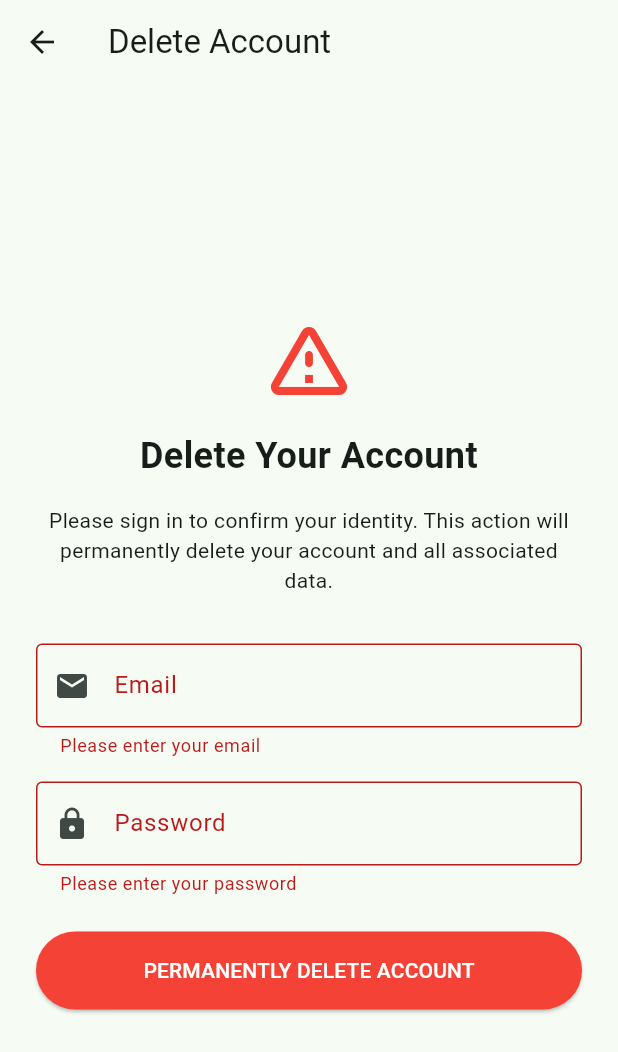
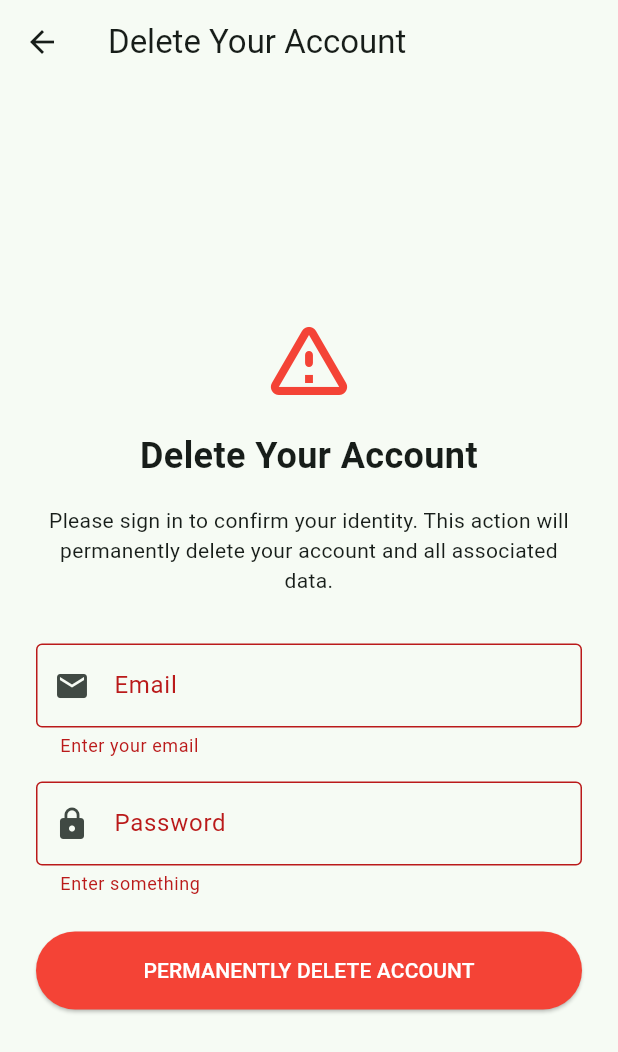
Before and after one commit to trainvent/StimmApp, a Flutter app: the DeleteAccountPage screen opened by its route, after a tap on "PERMANENTLY DELETE ACCOUNT", on a phone screen of 412 x 824 dp. Shown: the top 1052 px of the screen. Run offline on Flutter 3.47's test engine with Material 3 defaults, Android fonts, the phone set to English and light mode, and no system bars; our stand-ins replace cloud_firestore, cloud_functions, connectivity_plus, dio, firebase_auth, firebase_core and 7 more; missing offline and left inert: google_mlkit_text_recognition, google_places_autocomplete_text_field, purchases_flutter, purchases_ui_flutter; accounts and stored records are empty; Roboto replaces fonts that are missing (Poppins).

Commit message:
added dic entryss

```diff
--- a/lib/app/mobile/pages/main/profile/delete_account_page.dart
+++ b/lib/app/mobile/pages/main/profile/delete_account_page.dart
@@ -1,5 +1,6 @@
+import 'package:firebase_auth/firebase_auth.dart';
 import 'package:flutter/material.dart';
-import 'package:firebase_auth/firebase_auth.dart';
+import 'package:stimmapp/core/extensions/context_extensions.dart';
 
 class DeleteAccountPage extends StatefulWidget {
   const DeleteAccountPage({super.key});
@@ -45,7 +46,7 @@ class _DeleteAccountPageState extends State<DeleteAccountPage> {
         await userCredential.user!.delete();
 
         setState(() {
-          _statusMessage = "Account deleted successfully.";
+          _statusMessage = context.l10n.deleteAccountSuccess;
           _emailController.clear();
           _passwordController.clear();
         });
@@ -58,16 +59,16 @@ class _DeleteAccountPageState extends State<DeleteAccountPage> {
     } on FirebaseAuthException catch (e) {
       setState(() {
         if (e.code == 'user-not-found') {
-          _statusMessage = 'No user found for that email.';
+          _statusMessage = context.l10n.deleteAccountUserNotFound;
         } else if (e.code == 'wrong-password') {
-          _statusMessage = 'Wrong password provided.';
+          _statusMessage = context.l10n.deleteAccountWrongPassword;
         } else {
-          _statusMessage = 'Error: ${e.message}';
+          _statusMessage = '${context.l10n.error}${e.message}';
         }
       });
     } catch (e) {
       setState(() {
-        _statusMessage = 'An unexpected error occurred.';
+        _statusMessage = context.l10n.deleteAccountUnexpectedError;
       });
     } finally {
       if (mounted) {
@@ -81,7 +82,7 @@ class _DeleteAccountPageState extends State<DeleteAccountPage> {
   @override
   Widget build(BuildContext context) {
     return Scaffold(
-      appBar: AppBar(title: const Text("Delete Account")),
+      appBar: AppBar(title: Text(context.l10n.deleteAccountTitle)),
       body: Center(
         child: SingleChildScrollView(
           padding: const EdgeInsets.all(24),
@@ -99,42 +100,45 @@ class _DeleteAccountPageState extends State<DeleteAccountPage> {
                     color: Colors.red,
                   ),
                   const SizedBox(height: 16),
-                  const Text(
-                    "Delete Your Account",
+                  Text(
+                    context.l10n.deleteAccountTitle,
                     textAlign: TextAlign.center,
-                    style: TextStyle(fontSize: 24, fontWeight: FontWeight.bold),
+                    style: const TextStyle(
+                      fontSize: 24,
+                      fontWeight: FontWeight.bold,
+                    ),
                   ),
                   const SizedBox(height: 16),
-                  const Text(
-                    "Please sign in to confirm your identity. This action will permanently delete your account and all associated data.",
+                  Text(
+                    context.l10n.deleteAccountDescription,
                     textAlign: TextAlign.center,
                   ),
                   const SizedBox(height: 32),
                   TextFormField(
                     key: const Key('deleteAccountEmailField'),
                     controller: _emailController,
-                    decoration: const InputDecoration(
-                      labelText: "Email",
-                      border: OutlineInputBorder(),
-                      prefixIcon: Icon(Icons.email),
+                    decoration: InputDecoration(
+                      labelText: context.l10n.email,
+                      border: const OutlineInputBorder(),
+                      prefixIcon: const Icon(Icons.email),
                     ),
                     keyboardType: TextInputType.emailAddress,
                     validator: (value) => (value == null || value.isEmpty)
-                        ? "Please enter your email"
+                        ? context.l10n.enterYourEmail
                         : null,
                   ),
                   const SizedBox(height: 16),
                   TextFormField(
                     key: const Key('deleteAccountPasswordField'),
                     controller: _passwordController,
-                    decoration: const InputDecoration(
-                      labelText: "Password",
-                      border: OutlineInputBorder(),
-                      prefixIcon: Icon(Icons.lock),
+                    decoration: InputDecoration(
+                      labelText: context.l10n.password,
+                      border: const OutlineInputBorder(),
+                      prefixIcon: const Icon(Icons.lock),
                     ),
                     obscureText: true,
                     validator: (value) => (value == null || value.isEmpty)
-                        ? "Please enter your password"
+                        ? context.l10n.enterSomething
                         : null,
                   ),
                   const SizedBox(height: 24),
@@ -169,7 +173,7 @@ class _DeleteAccountPageState extends State<DeleteAccountPage> {
                               strokeWidth: 2,
                             ),
                           )
-                        : const Text("PERMANENTLY DELETE ACCOUNT"),
+                        : Text(context.l10n.deleteAccountButton),
                   ),
                 ],
               ),
--- a/lib/l10n/app_localizations.dart
+++ b/lib/l10n/app_localizations.dart
@@ -1663,6 +1663,60 @@ abstract class AppLocalizations {
   /// In en, this message translates to:
   /// **'This is a preview of your new profile picture.'**
   String get imagePreviewDescription;
+
+  /// No description provided for @passwordsDoNotMatch.
+  ///
+  /// In en, this message translates to:
+  /// **'Passwords do not match'**
+  String get passwordsDoNotMatch;
+
+  /// No description provided for @confirmPassword.
+  ///
+  /// In en, this message translates to:
+  /// **'Confirm Password'**
+  String get confirmPassword;
+
+  /// No description provided for @deleteAccountTitle.
+  ///
+  /// In en, this message translates to:
+  /// **'Delete Your Account'**
+  String get deleteAccountTitle;
+
+  /// No description provided for @deleteAccountDescription.
+  ///
+  /// In en, this message translates to:
+  /// **'Please sign in to confirm your identity. This action will permanently delete your account and all associated data.'**
+  String get deleteAccountDescription;
+
+  /// No description provided for @deleteAccountSuccess.
+  ///
+  /// In en, this message translates to:
+  /// **'Account deleted successfully.'**
+  String get deleteAccountSuccess;
+
+  /// No description provided for @deleteAccountUserNotFound.
+  ///
+  /// In en, this message translates to:
+  /// **'No user found for that email.'**
+  String get deleteAccountUserNotFound;
+
+  /// No description provided for @deleteAccountWrongPassword.
+  ///
+  /// In en, this message translates to:
+  /// **'Wrong password provided.'**
+  String get deleteAccountWrongPassword;
+
+  /// No description provided for @deleteAccountUnexpectedError.
+  ///
+  /// In en, this message translates to:
+  /// **'An unexpected error occurred.'**
+  String get deleteAccountUnexpectedError;
+
+  /// No description provided for @deleteAccountButton.
+  ///
+  /// In en, this message translates to:
+  /// **'PERMANENTLY DELETE ACCOUNT'**
+  String get deleteAccountButton;
 }
 
 class _AppLocalizationsDelegate
```
Also changed, not shown: lib/app/mobile/pages/onboarding/onboarding_page.dart (+28 -0 lines), lib/l10n/app_de.arb (+10 -1 lines), lib/l10n/app_en.arb (+10 -1 lines), lib/l10n/app_localizations_de.dart (+30 -0 lines), lib/l10n/app_localizations_en.dart (+28 -0 lines), 1 other file.
